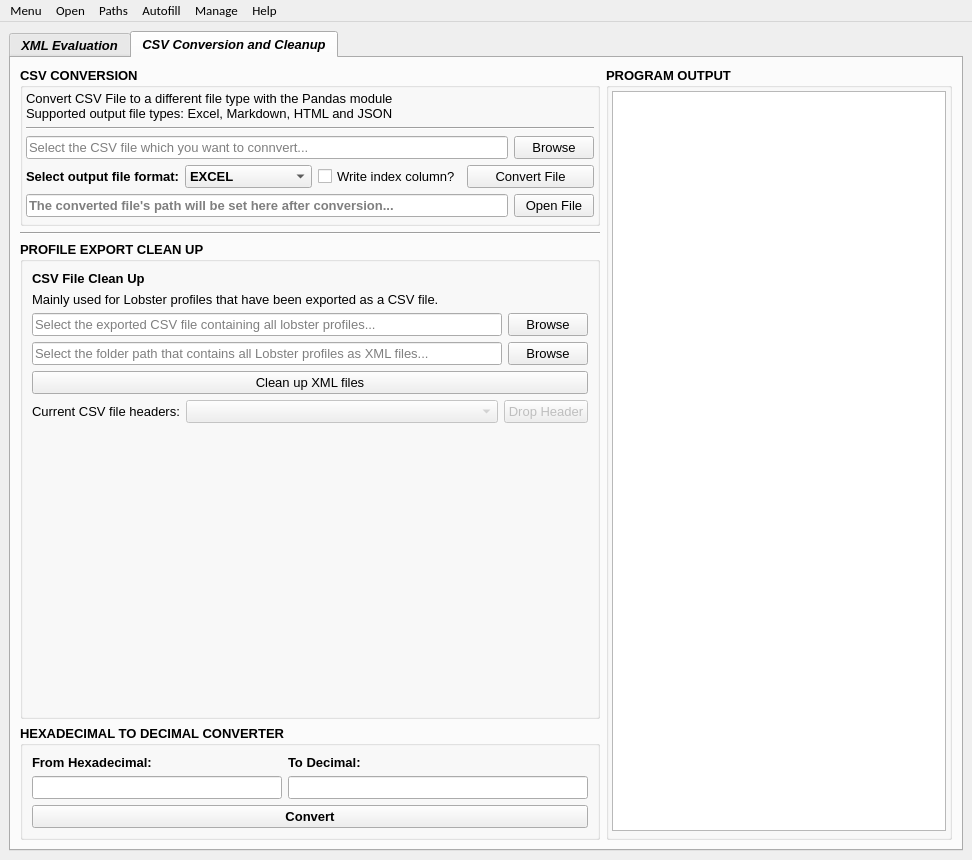
This is src/gui/main/XMLuvation.ui in zaricj/XMLuvation as Qt 5 draws it before an edit. The edited form follows.
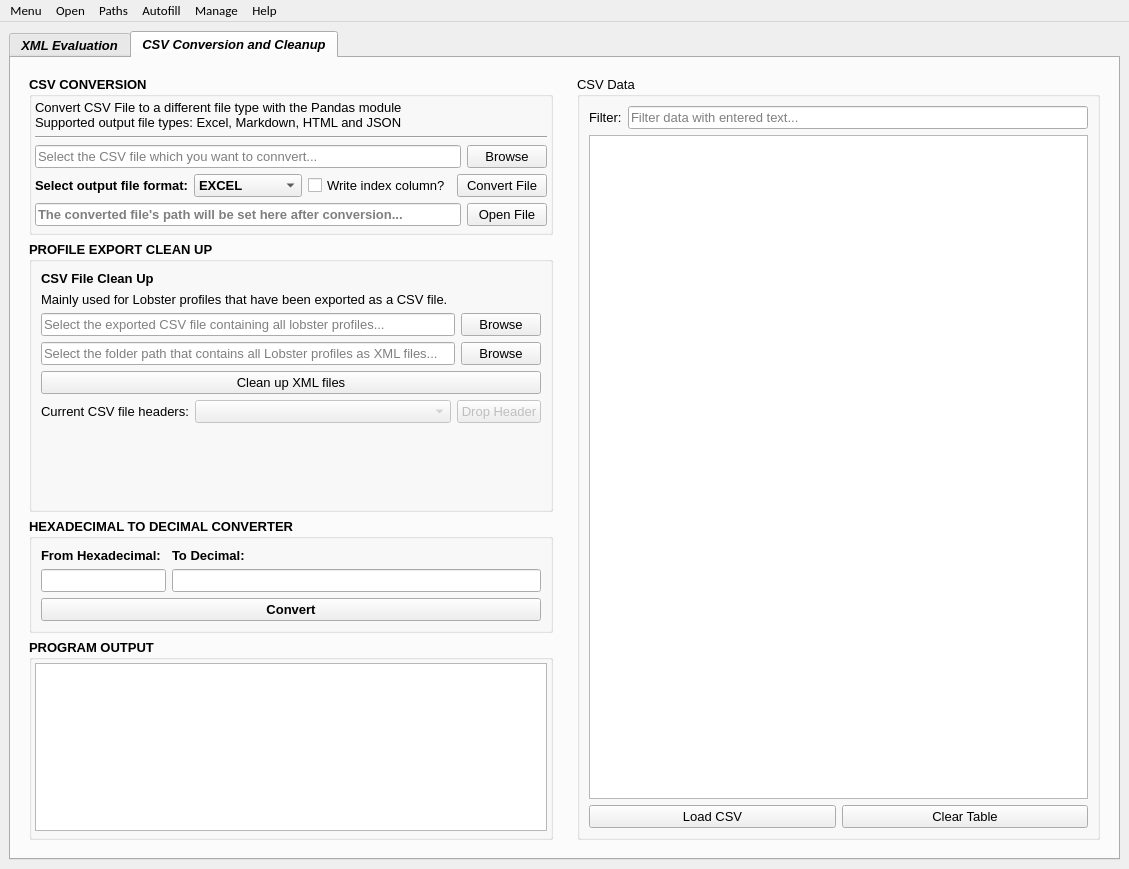
This is the edited form. The open tabs and pages were chosen to show the change. Icons and pictures are not drawn.

Commit message: Bump to v1.3.5. Added Display CSV Data into Table in second Tab.

Patch:
```diff
--- a/src/gui/main/XMLuvation.ui
+++ b/src/gui/main/XMLuvation.ui
@@ -9,8 +9,8 @@
    <rect>
     <x>0</x>
     <y>0</y>
-    <width>972</width>
-    <height>860</height>
+    <width>1129</width>
+    <height>869</height>
    </rect>
   </property>
   <property name="font">
@@ -51,7 +51,7 @@
      <underline>false</underline>
     </font>
    </property>
-   <layout class="QHBoxLayout" name="horizontalLayout">
+   <layout class="QVBoxLayout" name="verticalLayout_3">
     <item>
      <widget class="QTabWidget" name="tabWidget">
       <property name="enabled">
@@ -121,11 +121,26 @@
            <enum>Qt::Orientation::Horizontal</enum>
           </property>
           <widget class="QWidget" name="layoutWidget_2">
-           <layout class="QVBoxLayout" name="vert_layout_main" stretch="0,0,0">
+           <layout class="QVBoxLayout" name="vert_layout_main" stretch="0">
             <property name="sizeConstraint">
              <enum>QLayout::SizeConstraint::SetDefaultConstraint</enum>
             </property>
             <item>
+             <widget class="QFrame" name="frame_left_2">
+              <property name="maximumSize">
+               <size>
+                <width>16777215</width>
+                <height>16777215</height>
+               </size>
+              </property>
+              <property name="frameShape">
+               <enum>QFrame::Shape::NoFrame</enum>
+              </property>
+              <property name="frameShadow">
+               <enum>QFrame::Shadow::Raised</enum>
+              </property>
+              <layout class="QVBoxLayout" name="verticalLayout">
+               <item>
              <widget class="QGroupBox" name="group_box_xml_input_xpath_builder">
               <property name="sizePolicy">
                <sizepolicy hsizetype="Preferred" vsizetype="Preferred">
@@ -346,7 +361,7 @@
                    </property>
                    <property name="maximumSize">
                     <size>
-                     <width>200</width>
+                        <width>250</width>
                      <height>16777215</height>
                     </size>
                    </property>
@@ -422,7 +437,7 @@
                    </property>
                    <property name="maximumSize">
                     <size>
-                     <width>200</width>
+                        <width>250</width>
                      <height>16777215</height>
                     </size>
                    </property>
@@ -511,7 +526,7 @@
                    </property>
                    <property name="maximumSize">
                     <size>
-                     <width>200</width>
+                        <width>250</width>
                      <height>16777215</height>
                     </size>
                    </property>
@@ -587,7 +602,7 @@
                    </property>
                    <property name="maximumSize">
                     <size>
-                     <width>200</width>
+                        <width>250</width>
                      <height>16777215</height>
                     </size>
                    </property>
@@ -1308,9 +1323,27 @@
             </item>
            </layout>
           </widget>
+            </item>
+           </layout>
+          </widget>
           <widget class="QWidget" name="layoutWidget">
            <layout class="QVBoxLayout" name="vert_layout_xml_output">
             <item>
+             <widget class="QFrame" name="frame_right_2">
+              <property name="minimumSize">
+               <size>
+                <width>400</width>
+                <height>0</height>
+               </size>
+              </property>
+              <property name="frameShape">
+               <enum>QFrame::Shape::NoFrame</enum>
+              </property>
+              <property name="frameShadow">
+               <enum>QFrame::Shadow::Raised</enum>
+              </property>
+              <layout class="QVBoxLayout" name="verticalLayout_14">
+               <item>
              <widget class="QGroupBox" name="group_box_xml_output">
               <property name="sizePolicy">
                <sizepolicy hsizetype="Preferred" vsizetype="Preferred">
@@ -1818,6 +1851,9 @@
             </item>
            </layout>
           </widget>
+            </item>
+           </layout>
+          </widget>
          </widget>
         </item>
        </layout>
@@ -1838,9 +1874,18 @@
        </attribute>
        <layout class="QHBoxLayout" name="horizontalLayout_4">
         <item>
-         <layout class="QHBoxLayout" name="main_layout_csv_conversion_and_cleanup_tab">
+         <layout class="QHBoxLayout" name="horizontalLayout">
           <item>
-           <layout class="QVBoxLayout" name="verticalLayout">
+           <layout class="QVBoxLayout" name="verticalLayout_left">
+            <item>
+             <widget class="QFrame" name="frame_left">
+              <property name="frameShape">
+               <enum>QFrame::Shape::NoFrame</enum>
+              </property>
+              <property name="frameShadow">
+               <enum>QFrame::Shadow::Raised</enum>
+              </property>
+              <layout class="QVBoxLayout" name="verticalLayout_2">
             <item>
              <widget class="QGroupBox" name="groupbox_csv_conversion">
               <property name="maximumSize">
@@ -2098,13 +2143,6 @@
               </layout>
              </widget>
             </item>
-            <item>
-             <widget class="Line" name="line">
-              <property name="orientation">
-               <enum>Qt::Orientation::Horizontal</enum>
-              </property>
-             </widget>
-            </item>
             <item>
              <widget class="QGroupBox" name="groupbox_lobster_profiles_cleanup">
               <property name="font">
@@ -2439,9 +2477,9 @@
               <property name="title">
                <string>HEXADECIMAL TO DECIMAL CONVERTER</string>
               </property>
-              <layout class="QVBoxLayout" name="verticalLayout_2">
+                 <layout class="QVBoxLayout" name="verticalLayout_17">
                <item>
-                <layout class="QFormLayout" name="formLayout">
+                   <layout class="QFormLayout" name="formLayout_2">
                  <item row="0" column="0">
                   <widget class="QLabel" name="label_from_hexadecimal">
                    <property name="text">
@@ -2466,7 +2504,7 @@
                    </property>
                    <property name="minimumSize">
                     <size>
-                     <width>250</width>
+                        <width>0</width>
                      <height>0</height>
                     </size>
                    </property>
@@ -2479,7 +2517,7 @@
                   <widget class="QLineEdit" name="line_edit_decimal">
                    <property name="minimumSize">
                     <size>
-                     <width>300</width>
+                        <width>0</width>
                      <height>0</height>
                     </size>
                    </property>
@@ -2500,8 +2538,6 @@
               </layout>
              </widget>
             </item>
-           </layout>
-          </item>
           <item>
            <widget class="QGroupBox" name="group_box_tab2_program_output">
             <property name="font">
@@ -2551,6 +2587,106 @@
            </widget>
           </item>
          </layout>
+             </widget>
+            </item>
+           </layout>
+          </item>
+          <item>
+           <layout class="QVBoxLayout" name="verticalLayout_right">
+            <item>
+             <widget class="QFrame" name="frame_right">
+              <property name="minimumSize">
+               <size>
+                <width>500</width>
+                <height>0</height>
+               </size>
+              </property>
+              <property name="frameShape">
+               <enum>QFrame::Shape::NoFrame</enum>
+              </property>
+              <property name="frameShadow">
+               <enum>QFrame::Shadow::Raised</enum>
+              </property>
+              <layout class="QVBoxLayout" name="verticalLayout_18">
+               <item>
+                <widget class="QGroupBox" name="groupBox">
+                 <property name="minimumSize">
+                  <size>
+                   <width>0</width>
+                   <height>0</height>
+                  </size>
+                 </property>
+                 <property name="maximumSize">
+                  <size>
+                   <width>16777215</width>
+                   <height>16777215</height>
+                  </size>
+                 </property>
+                 <property name="title">
+                  <string>CSV Data</string>
+                 </property>
+                 <layout class="QVBoxLayout" name="verticalLayout_15">
+                  <item>
+                   <layout class="QHBoxLayout" name="horizontalLayout_10">
+                    <item>
+                     <widget class="QLabel" name="label_filter_table">
+                      <property name="text">
+                       <string>Filter:</string>
+                      </property>
+                     </widget>
+                    </item>
+                    <item>
+                     <widget class="QLineEdit" name="line_edit_filter_table">
+                      <property name="placeholderText">
+                       <string>Filter data with entered text...</string>
+                      </property>
+                     </widget>
+                    </item>
+                   </layout>
+                  </item>
+                  <item>
+                   <widget class="QTableWidget" name="table_csv_data">
+                    <property name="minimumSize">
+                     <size>
+                      <width>0</width>
+                      <height>0</height>
+                     </size>
+                    </property>
+                    <property name="alternatingRowColors">
+                     <bool>false</bool>
+                    </property>
+                    <property name="sortingEnabled">
+                     <bool>true</bool>
+                    </property>
+                   </widget>
+                  </item>
+                  <item>
+                   <layout class="QHBoxLayout" name="horizontalLayout_11">
+                    <item>
+                     <widget class="QPushButton" name="button_load_csv">
+                      <property name="text">
+                       <string>Load CSV</string>
+                      </property>
+                     </widget>
+                    </item>
+                    <item>
+                     <widget class="QPushButton" name="button_clear_table">
+                      <property name="text">
+                       <string>Clear Table</string>
+                      </property>
+                     </widget>
+                    </item>
+                   </layout>
+                  </item>
+                 </layout>
+                </widget>
+               </item>
+              </layout>
+             </widget>
+            </item>
+           </layout>
+          </item>
+         </layout>
         </item>
        </layout>
       </widget>
@@ -2563,7 +2699,7 @@
     <rect>
      <x>0</x>
      <y>0</y>
-     <width>972</width>
+     <width>1129</width>
      <height>33</height>
     </rect>
    </property>
```
Lines whose indentation alone changed are shown as unchanged. The commit also changes 5 other files.
